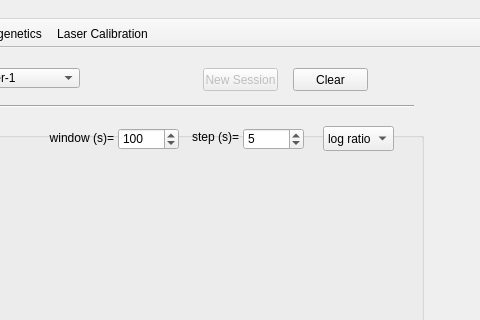
Before: the Qt Designer form src/foraging_gui/ForagingGUI.ui in AllenNeuralDynamics/dynamic-foraging-task, drawn with Qt 5; both pictures show x 607 to 1087 and y 0 to 320 of the 1196 by 938 pixel window.
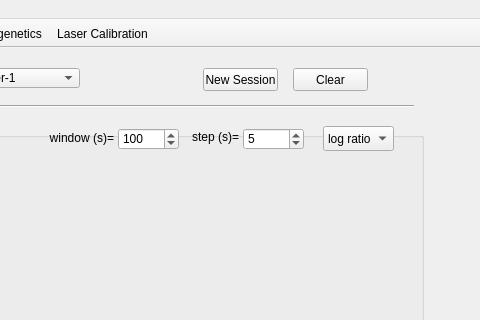
After: the same form once the commit is applied. Icons and pictures are not drawn.

```diff
--- a/src/foraging_gui/ForagingGUI.ui
+++ b/src/foraging_gui/ForagingGUI.ui
@@ -1424,7 +1424,7 @@
    </widget>
    <widget class="QPushButton" name="NewSession">
     <property name="enabled">
-     <bool>false</bool>
+     <bool>true</bool>
     </property>
     <property name="geometry">
      <rect>
```
